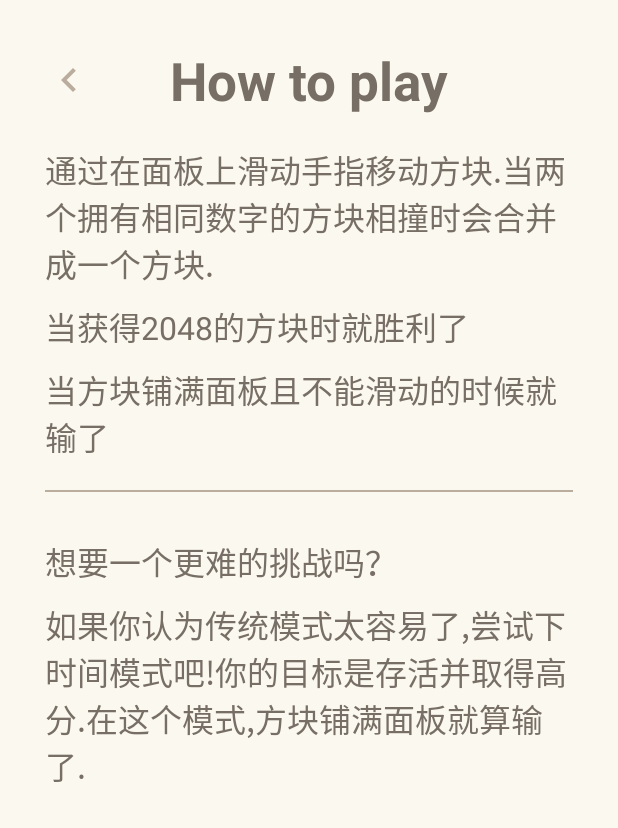
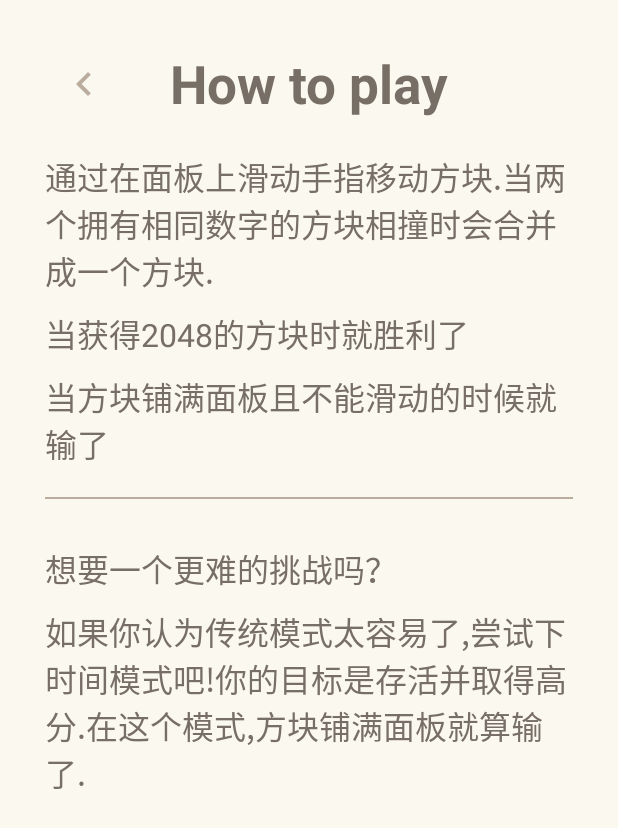
Before and after one commit to Ahaochan/Game2048, an Android app: the fragment HowPlayFragment placed in its activity, on a phone screen of 412 x 824 dp. Shown: the top 828 px of the screen. Run offline under Robolectric (Android 15) with nearby library versions, the phone set to English and light mode, and no system bars.

```diff
--- a/app/src/main/res/layout/frag_how_play.xml
+++ b/app/src/main/res/layout/frag_how_play.xml
@@ -1,22 +1,24 @@
 <?xml version="1.0" encoding="utf-8"?>
 <LinearLayout xmlns:android="http://schemas.android.com/apk/res/android"
-    android:orientation="vertical" android:layout_width="match_parent"
+    android:layout_width="match_parent"
     android:layout_height="match_parent"
-    android:padding="30dp"
-    >
+    android:orientation="vertical"
+    android:padding="30dp">
+
     <RelativeLayout
         android:layout_width="match_parent"
         android:layout_height="wrap_content">
+
         <ImageButton
             android:id="@+id/btn_back"
             android:layout_width="wrap_content"
             android:layout_height="wrap_content"
-            android:src="@drawable/ic_chevron_left_32dp"
             android:layout_alignParentLeft="true"
             android:layout_alignParentStart="true"
             android:layout_centerVertical="true"
+            android:layout_margin="10dp"
             android:background="?attr/selectableItemBackground"
-            />
+            android:src="@drawable/ic_chevron_left_32dp" />
 
         <TextView
             android:layout_width="wrap_content"
@@ -25,49 +27,66 @@
             android:text="@string/How_to_play"
             android:textColor="@color/text_title"
             android:textSize="35sp"
-            android:textStyle="bold"/>
+            android:textStyle="bold" />
     </RelativeLayout>
 
+    <ScrollView
+        android:layout_width="match_parent"
+        android:layout_height="match_parent">
+
+        <LinearLayout
+            android:layout_width="match_parent"
+            android:layout_height="match_parent"
+            android:orientation="vertical">
 
             <TextView
-        android:layout_marginTop="20dp"
                 android:layout_width="match_parent"
                 android:layout_height="wrap_content"
+                android:layout_marginTop="20dp"
                 android:text="@string/How_to_play_part1"
-        android:textSize="21sp"
-        android:textColor="@color/text_title"/>
+                android:textColor="@color/text_title"
+                android:textSize="21sp" />
+
             <TextView
-        android:layout_marginTop="10dp"
                 android:layout_width="match_parent"
                 android:layout_height="wrap_content"
+                android:layout_marginTop="10dp"
                 android:text="@string/How_to_play_part2"
-        android:textSize="21sp"
-        android:textColor="@color/text_title"/>
+                android:textColor="@color/text_title"
+                android:textSize="21sp" />
+
             <TextView
-        android:layout_marginTop="10dp"
                 android:layout_width="match_parent"
                 android:layout_height="wrap_content"
+                android:layout_marginTop="10dp"
                 android:text="@string/How_to_play_part3"
-        android:textSize="21sp"
-        android:textColor="@color/text_title"/>
+                android:textColor="@color/text_title"
+                android:textSize="21sp" />
+
             <View
-        android:layout_marginTop="20dp"
-        android:layout_marginBottom="20dp"
                 android:layout_width="match_parent"
                 android:layout_height="1dp"
-        android:background="@color/bg_btn"/>
+                android:layout_marginBottom="20dp"
+                android:layout_marginTop="20dp"
+                android:background="@color/bg_btn" />
+
             <TextView
-        android:layout_marginTop="10dp"
                 android:layout_width="match_parent"
                 android:layout_height="wrap_content"
+                android:layout_marginTop="10dp"
                 android:text="@string/How_to_play_part4"
-        android:textSize="21sp"
-        android:textColor="@color/text_title"/>
+                android:textColor="@color/text_title"
+                android:textSize="21sp" />
+
             <TextView
-        android:layout_marginTop="10dp"
                 android:layout_width="match_parent"
                 android:layout_height="wrap_content"
+                android:layout_marginTop="10dp"
                 android:text="@string/How_to_play_part5"
-        android:textSize="21sp"
-        android:textColor="@color/text_title"/>
+                android:textColor="@color/text_title"
+                android:textSize="21sp" />
         </LinearLayout>
+
+    </ScrollView>
+
+</LinearLayout>
```
Also changed, not shown: app/src/main/java/com/ahao/game2048/ui/view/GameLayout.java (+24 -8 lines), app/src/main/res/layout/frag_about.xml (+33 -18 lines). Lines whose indentation alone changed are shown as unchanged.
